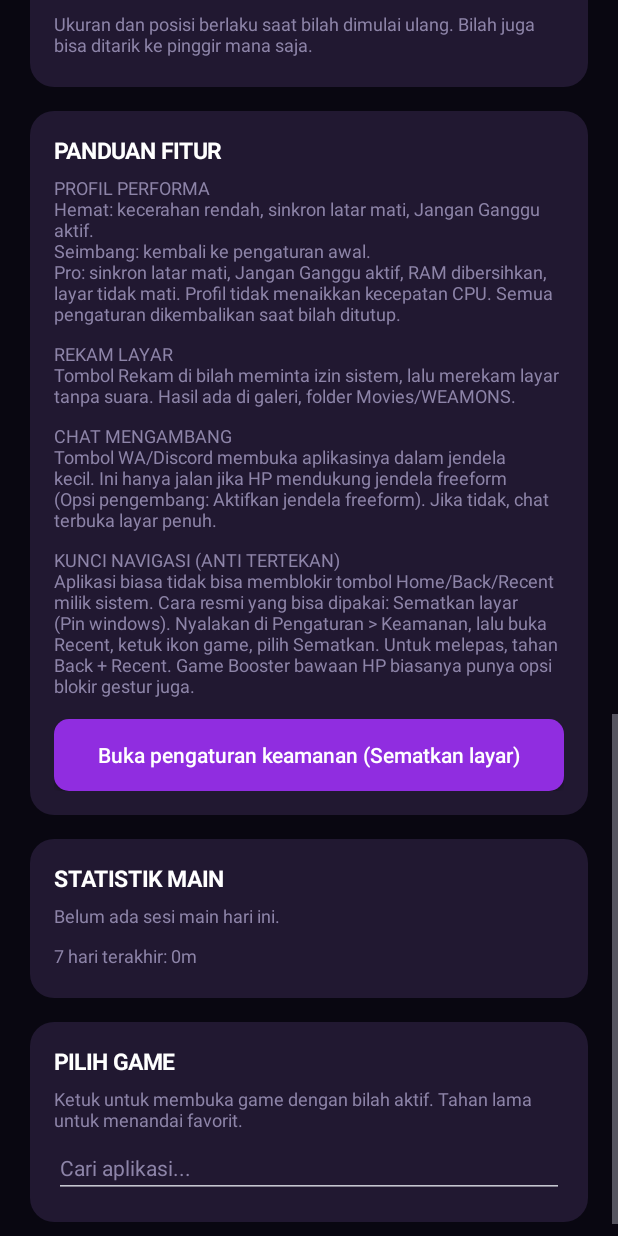
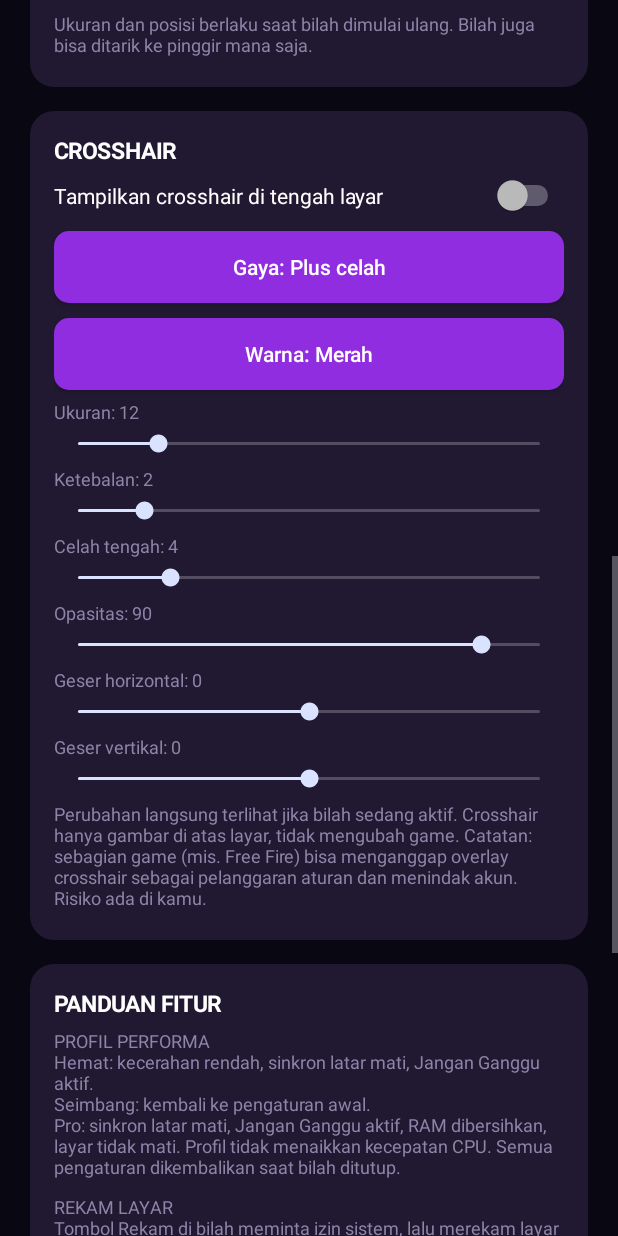
Before and after one commit to PanduProyek/weamons-boost, an Android app: the screen it shows after launch (MainActivity), scrolled down 1153 dp, on a phone screen of 412 x 824 dp. Run offline under Robolectric (Android 15) with nearby library versions, the phone set to English and light mode, and no system bars.

Commit message:
v1.3: perbaiki posisi bilah di landscape, tambah crosshair
Co-Authored-By: Claude Sonnet 5.5 <noreply@anthropic.com>
Claude-Session: https://claude.ai/code/session_01TJFdZQLaSBqmh2J3pS4DeB

```diff
--- a/android/app/build.gradle.kts
+++ b/android/app/build.gradle.kts
@@ -11,8 +11,8 @@ android {
         applicationId = "com.weamons.booster"
         minSdk = 26
         targetSdk = 33
-        versionCode = 3
-        versionName = "1.2"
+        versionCode = 4
+        versionName = "1.3"
     }
 
     signingConfigs {
--- a/android/app/src/main/java/com/weamons/booster/MainActivity.kt
+++ b/android/app/src/main/java/com/weamons/booster/MainActivity.kt
@@ -165,6 +165,57 @@ class MainActivity : Activity() {
         )
         setCard.addView(small("Ukuran dan posisi berlaku saat bilah dimulai ulang. Bilah juga bisa ditarik ke pinggir mana saja."))
         root.addView(setCard)
+
+        // ---------- CROSSHAIR ----------
+        val crossCard = card()
+        crossCard.addView(label("CROSSHAIR"))
+        crossCard.addView(toggle("Tampilkan crosshair di tengah layar", Prefs.crossOn(this)) {
+            Prefs.setCrossOn(this, it)
+        })
+        val styleBtn = button("") { }
+        styleBtn.text = "Gaya: " + CrosshairView.STYLE_NAMES[Prefs.crossInt(this, "style", 2) % CrosshairView.STYLE_NAMES.size]
+        styleBtn.setOnClickListener {
+            val n = (Prefs.crossInt(this, "style", 2) + 1) % CrosshairView.STYLE_NAMES.size
+            Prefs.setCrossInt(this, "style", n)
+            styleBtn.text = "Gaya: " + CrosshairView.STYLE_NAMES[n]
+        }
+        crossCard.addView(styleBtn)
+        val colorBtn = button("") { }
+        colorBtn.text = "Warna: " + CrosshairView.COLOR_NAMES[Prefs.crossInt(this, "color", 0) % CrosshairView.COLOR_NAMES.size]
+        colorBtn.setOnClickListener {
+            val n = (Prefs.crossInt(this, "color", 0) + 1) % CrosshairView.COLOR_NAMES.size
+            Prefs.setCrossInt(this, "color", n)
+            colorBtn.text = "Warna: " + CrosshairView.COLOR_NAMES[n]
+        }
+        crossCard.addView(colorBtn)
+        fun seek(title: String, key: String, min: Int, max: Int, def: Int) {
+            val t = small(title + ": " + Prefs.crossInt(this, key, def))
+            val sb = SeekBar(this)
+            sb.max = max - min
+            sb.progress = Prefs.crossInt(this, key, def) - min
+            sb.setOnSeekBarChangeListener(object : SeekBar.OnSeekBarChangeListener {
+                override fun onProgressChanged(s: SeekBar?, p: Int, fromUser: Boolean) {
+                    Prefs.setCrossInt(this@MainActivity, key, p + min)
+                    t.text = title + ": " + (p + min)
+                }
+
+                override fun onStartTrackingTouch(s: SeekBar?) {}
+                override fun onStopTrackingTouch(s: SeekBar?) {}
+            })
+            crossCard.addView(t)
+            crossCard.addView(sb)
+        }
+        seek("Ukuran", "size", 4, 50, 12)
+        seek("Ketebalan", "thick", 1, 8, 2)
+        seek("Celah tengah", "gap", 0, 20, 4)
+        seek("Opasitas", "opacity", 20, 100, 90)
+        seek("Geser horizontal", "offx", -100, 100, 0)
+        seek("Geser vertikal", "offy", -100, 100, 0)
+        crossCard.addView(small(
+            "Perubahan langsung terlihat jika bilah sedang aktif. Crosshair hanya gambar di atas layar, tidak mengubah game. " +
+                "Catatan: sebagian game (mis. Free Fire) bisa menganggap overlay crosshair sebagai pelanggaran aturan dan menindak akun. Risiko ada di kamu."
+        ))
+        root.addView(crossCard)
 
         // ---------- PANDUAN ----------
         val guideCard = card()
--- a/android/app/src/main/java/com/weamons/booster/Prefs.kt
+++ b/android/app/src/main/java/com/weamons/booster/Prefs.kt
@@ -19,6 +19,23 @@ object Prefs {
     fun barY(c: Context): Int = sp(c).getInt("barY", -1)
     fun setBarY(c: Context, v: Int) {
         sp(c).edit().putInt("barY", v).apply()
+    }
+
+    // posisi vertikal bilah sebagai pecahan tinggi layar (0..1), aman saat layar diputar
+    fun barFrac(c: Context): Float = sp(c).getFloat("barFrac", 0.5f)
+    fun setBarFrac(c: Context, v: Float) {
+        sp(c).edit().putFloat("barFrac", v).apply()
+    }
+
+    // ---------- crosshair ----------
+    fun crossOn(c: Context): Boolean = sp(c).getBoolean("crossOn", false)
+    fun setCrossOn(c: Context, v: Boolean) {
+        sp(c).edit().putBoolean("crossOn", v).apply()
+    }
+
+    fun crossInt(c: Context, key: String, def: Int): Int = sp(c).getInt("cross_" + key, def)
+    fun setCrossInt(c: Context, key: String, v: Int) {
+        sp(c).edit().putInt("cross_" + key, v).apply()
     }
 
     // 0 = kecil, 1 = sedang, 2 = besar
```
Also changed, not shown: android/app/src/main/java/com/weamons/booster/CrosshairView.kt (added, +89 -0 lines), android/app/src/main/java/com/weamons/booster/OverlayService.kt (+141 -7 lines).
